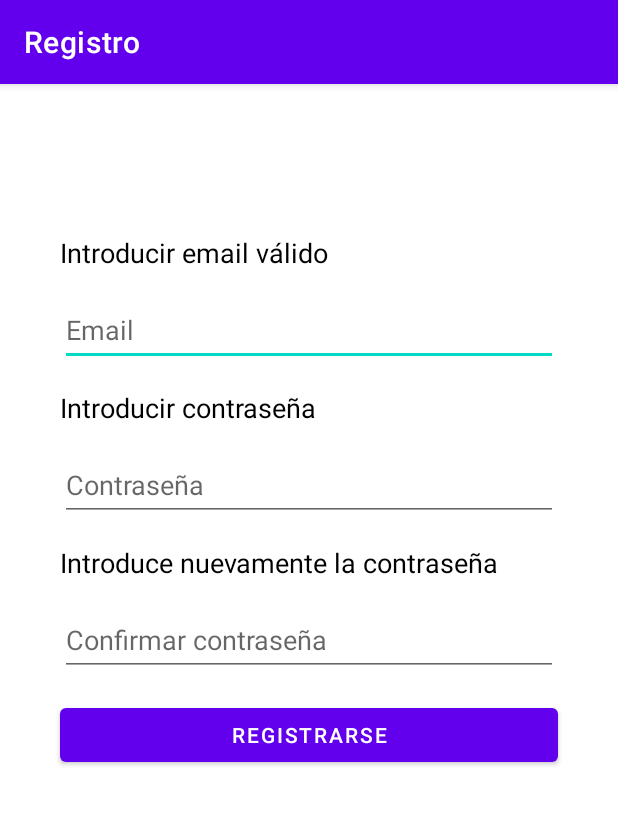
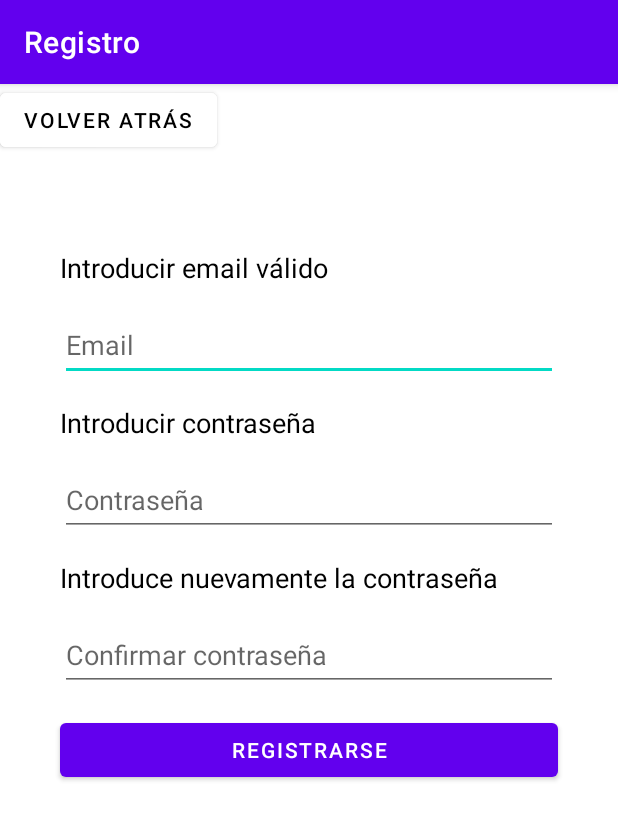
Before and after one commit to nicocth/Reflejos, an Android app: the FormSignInActivity screen opened directly, with no data from a screen before it, on a phone screen of 412 x 824 dp. Shown: the top 820 px of the screen. Run offline under Robolectric (Android 15) with nearby library versions, the phone set to English and light mode, and no system bars; our stand-ins replace Firebase (no records; nobody signed in at launch, a user with empty details on screens opened directly).

Commit message:
boton Volver atrás añadido en formulario para registrar usuario

```diff
--- a/app/src/main/java/com/example/reflejos/FormSignInActivity.java
+++ b/app/src/main/java/com/example/reflejos/FormSignInActivity.java
@@ -21,7 +21,7 @@ public class FormSignInActivity extends AppCompatActivity {
     //declaración de elementos de la vista
     private TextView errorTextView;
     private EditText emailEditText, passwordEditText, passwordConfirmationEditText;
-    private Button signUpButton;
+    private Button signUpButton, comebackButton;
 
     //declaración del módulo Authentification de firebase
     private FirebaseAuth mAuth;
@@ -36,6 +36,7 @@ public class FormSignInActivity extends AppCompatActivity {
         passwordEditText = findViewById(R.id.passwordEditText);
         passwordConfirmationEditText = findViewById(R.id.passwordConfirmationEditText);
         signUpButton = findViewById(R.id.signUpButton);
+        comebackButton = findViewById(R.id.comebackButton);
 
         //inicializamos clase de autentificacion firebase
         mAuth = FirebaseAuth.getInstance();
@@ -45,7 +46,17 @@ public class FormSignInActivity extends AppCompatActivity {
     }
 
     private void setup() {
+        //cambiamos el titulo de la actividad
         setTitle(getString(R.string.form_sign_up_title));
+        //configuramos boton volver atrás
+        comebackButton.setOnClickListener(new View.OnClickListener() {
+            @Override
+            public void onClick(View v) {
+                startActivity(new Intent(FormSignInActivity.this, LoginActivity.class));
+                finish();
+            }
+        });
+        //configuramos boton Registrase
         signUpButton.setOnClickListener(new View.OnClickListener() {
             @Override
             public void onClick(View v) {
--- a/app/src/main/res/layout/activity_form_sign_in.xml
+++ b/app/src/main/res/layout/activity_form_sign_in.xml
@@ -11,7 +11,7 @@
         android:layout_width="wrap_content"
         android:layout_height="wrap_content"
         android:text="@string/form_sign_in_email_label"
-        android:layout_marginTop="100dp"
+        android:layout_marginTop="110dp"
         android:layout_marginStart="40dp"
         android:textSize="18sp"
         android:textColor="@color/black"
@@ -106,9 +106,19 @@
         android:layout_width="320dp"
         android:layout_height="wrap_content"
         android:textSize="18sp"
-        android:layout_marginTop="40sp"
+        android:layout_marginTop="60sp"
         android:textColor="@color/red"
         app:layout_constraintEnd_toEndOf="parent"
         app:layout_constraintStart_toStartOf="parent"
         app:layout_constraintTop_toTopOf="parent" />
+
+    <Button
+        android:id="@+id/comebackButton"
+        android:layout_width="wrap_content"
+        android:layout_height="wrap_content"
+        android:backgroundTint="@color/white"
+        android:text="Volver atrás"
+        android:textColor="@color/black"
+        app:layout_constraintStart_toStartOf="parent"
+        app:layout_constraintTop_toTopOf="parent" />
 </androidx.constraintlayout.widget.ConstraintLayout>
```
